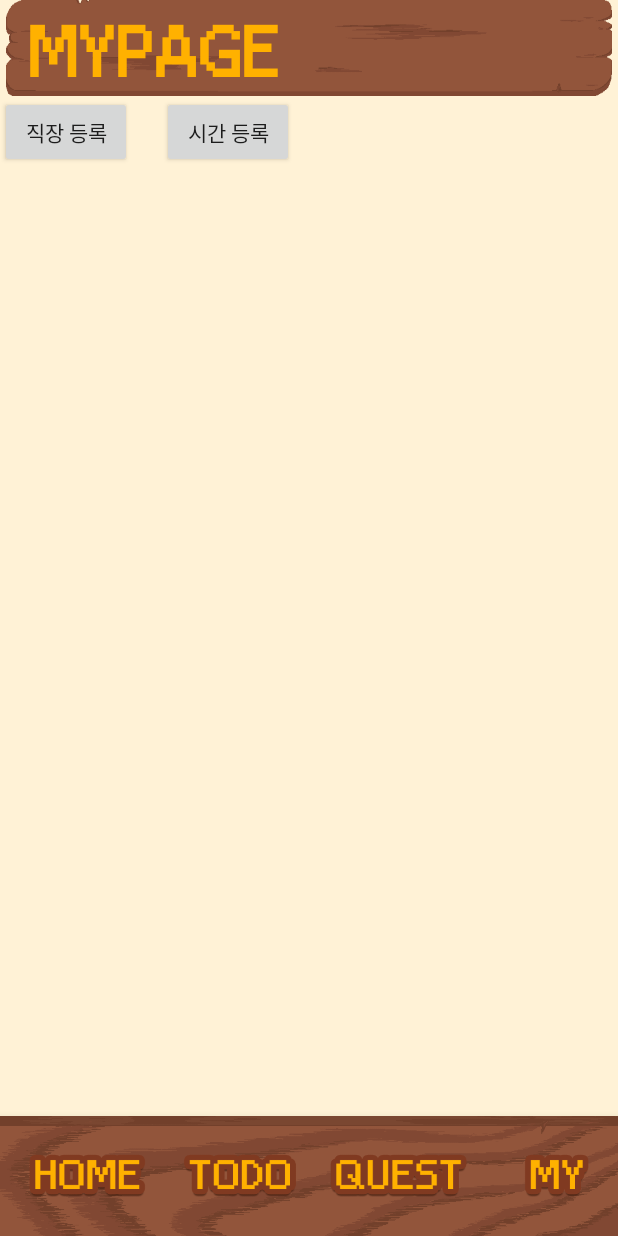
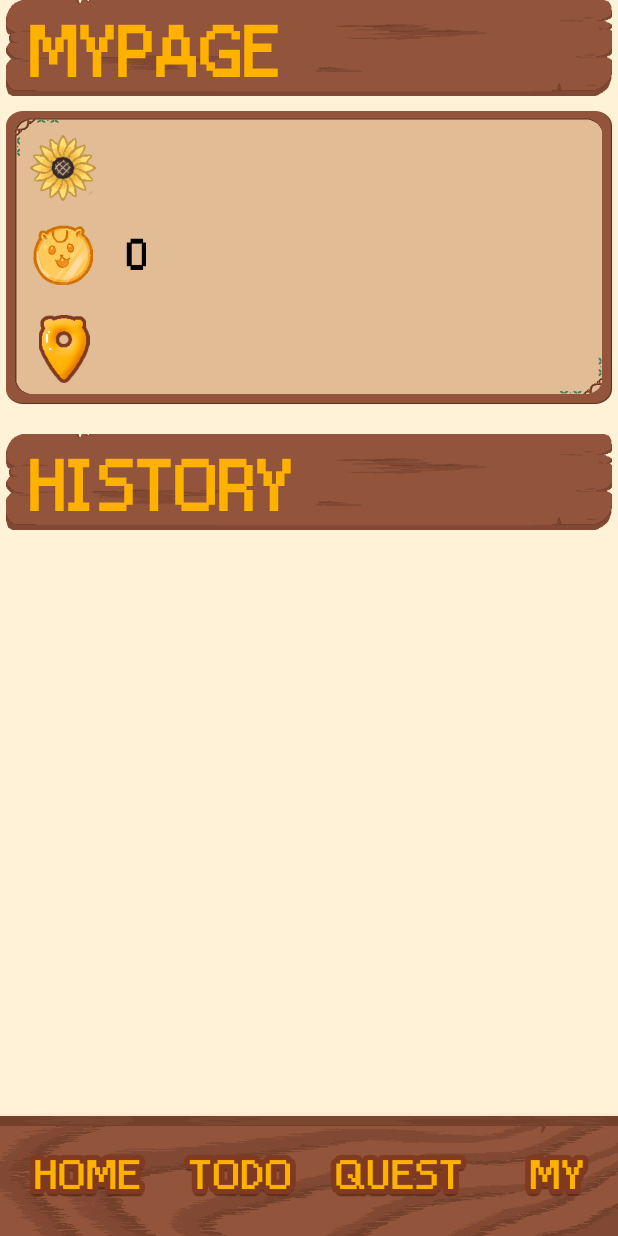
Before and after one commit to GGE2/HamZZi, an Android app: the fragment MyPageFragment placed in its activity, on a phone screen of 412 x 824 dp. Run offline under Robolectric (Android 15) with nearby library versions, the phone set to English and light mode, and no system bars; our stand-ins replace Firebase (no records; nobody signed in at launch, a user with empty details on screens opened directly); libraries missing offline, so code that uses them is left out: com.kakao.auth, com.kakao.sdk, com.naver.maps; Roboto replaces fonts that are not available here.

Commit message:
Merge: mobile

```diff
--- a/mobile/app/src/main/java/com/team/teamrestructuring/dto/DailyQuest.kt
+++ b/mobile/app/src/main/java/com/team/teamrestructuring/dto/DailyQuest.kt
@@ -2,7 +2,7 @@ package com.team.teamrestructuring.dto
 
 import com.google.gson.annotations.SerializedName
 
-class DailyQuest(
+data class DailyQuest(
 
     @SerializedName("questUser_id")
     var q_user_id:Long,
--- a/mobile/app/src/main/java/com/team/teamrestructuring/dto/WeeklyQuest.kt
+++ b/mobile/app/src/main/java/com/team/teamrestructuring/dto/WeeklyQuest.kt
@@ -1,8 +1,16 @@
 package com.team.teamrestructuring.dto
 
+import com.google.gson.annotations.SerializedName
+
 data class WeeklyQuest(
-    var ischeck:Boolean = false,
-    var content : String
+    @SerializedName("questUser_id")
+    var q_user_id:Long,
+    var nickname:String,
+    var ischeck : Boolean = false,
+    @SerializedName("quest")
+    var quest : Quest
 ){
-
+    override fun toString(): String {
+        return "WeeklyQuest(q_user_id=$q_user_id, nickname='$nickname', ischeck=$ischeck, quest=$quest)"
+    }
 }
--- a/mobile/app/src/main/java/com/team/teamrestructuring/view/adapters/DailyQuestAdapter.kt
+++ b/mobile/app/src/main/java/com/team/teamrestructuring/view/adapters/DailyQuestAdapter.kt
@@ -28,21 +28,18 @@ class DailyQuestAdapter(var datas:List<DailyQuest>) : RecyclerView.Adapter<Daily
             }else{
                 binding.buttonItemQuestFinish.isClickable = true
                 binding.buttonItemQuestFinish.text = "미션하기"
-                tv.setTextColor(Color.parseColor("#000000"))
-                binding.buttonItemQuestFinish.setTextColor(Color.parseColor("#000000"))
+                tv.setTextColor(Color.parseColor("#72402b"))
+                binding.buttonItemQuestFinish.setTextColor(Color.parseColor("#72402b"))
             }
         }
     }
-
     override fun onCreateViewHolder(parent: ViewGroup, viewType: Int): DailyQuestViewHolder {
         val binding = ItemQuestBinding.inflate(LayoutInflater.from(parent.context),parent,false)
         return DailyQuestViewHolder(binding)
     }
-
     override fun onBindViewHolder(holder: DailyQuestViewHolder, position: Int) {
         holder.bindData(datas[position])
     }
-
     override fun getItemCount(): Int {
         return datas.size
     }
@@ -52,4 +49,8 @@ class DailyQuestAdapter(var datas:List<DailyQuest>) : RecyclerView.Adapter<Daily
     fun setOnQuestClickListener(questClickListener: QuestClickListener){
         this.questClickListener = questClickListener
     }
+
+
+
+
 }
--- /dev/null
+++ b/mobile/app/src/main/java/com/team/teamrestructuring/view/adapters/WeeklyQuestAdapter.kt
@@ -0,0 +1,59 @@
+package com.team.teamrestructuring.view.adapters
+
+import android.graphics.Color
+import android.view.LayoutInflater
+import android.view.View
+import android.view.ViewGroup
+import androidx.recyclerview.widget.RecyclerView
+import com.team.teamrestructuring.databinding.ItemQuestBinding
+import com.team.teamrestructuring.dto.DailyQuest
+import com.team.teamrestructuring.dto.WeeklyQuest
+
+class WeeklyQuestAdapter(var datas : List<WeeklyQuest>) : RecyclerView.Adapter<WeeklyQuestAdapter.WeeklyViewHolder>(){
+    private lateinit var questClickListener : WeeklyQuestClickListener
+
+    inner class WeeklyViewHolder(var binding : ItemQuestBinding) : RecyclerView.ViewHolder(binding.root){
+        val tv = binding.textviewItemQuestTitle
+        fun bindData(data: WeeklyQuest){
+            binding.radioItemQuestCheck.isChecked = data.ischeck
+            binding.radioItemQuestCheck.isClickable = false
+            binding.buttonItemQuestFinish.setOnClickListener {
+                questClickListener.onClick(it,layoutPosition,data)
+            }
+            tv.text = data.quest.content
+            if(data.ischeck){
+                tv.setTextColor(Color.parseColor("#c0c0c0"))
+                binding.buttonItemQuestFinish.text = "미션종료"
+                binding.buttonItemQuestFinish.setTextColor(Color.parseColor("#c0c0c0"))
+                binding.buttonItemQuestFinish.isClickable = false
+            }else{
+                binding.buttonItemQuestFinish.isClickable = true
+                binding.buttonItemQuestFinish.text = "미션하기"
+                tv.setTextColor(Color.parseColor("#72402b"))
+                binding.buttonItemQuestFinish.setTextColor(Color.parseColor("#72402b"))
+            }
+        }
+    }
+
+    override fun onCreateViewHolder(parent: ViewGroup, viewType: Int): WeeklyViewHolder {
+
+        val binding = ItemQuestBinding.inflate(LayoutInflater.from(parent.context),parent,false)
+
+        return WeeklyViewHolder(binding)
+    }
+
+    override fun onBindViewHolder(holder: WeeklyViewHolder, position: Int) {
+        holder.bindData(datas[position])
+    }
+
+    override fun getItemCount(): Int {
+        return datas.size
+    }
+
+    interface WeeklyQuestClickListener{
+        fun onClick(view: View, position:Int, data:WeeklyQuest)
+    }
+    fun setOnQuestClickListener(questClickListener: WeeklyQuestClickListener){
+        this.questClickListener = questClickListener
+    }
+}
--- a/mobile/app/src/main/java/com/team/teamrestructuring/view/fragments/MyPageFragment.kt
+++ b/mobile/app/src/main/java/com/team/teamrestructuring/view/fragments/MyPageFragment.kt
@@ -8,6 +8,7 @@ import android.view.View
 import android.view.ViewGroup
 import com.team.teamrestructuring.R
 import com.team.teamrestructuring.databinding.FragmentMyPageBinding
+import com.team.teamrestructuring.util.ApplicationClass
 import com.team.teamrestructuring.util.CreateRegisterTimeDialog
 import com.team.teamrestructuring.view.activities.RegisterPlaceActivity
 
@@ -46,16 +47,23 @@ class MyPageFragment : Fragment() {
     ): View? {
 
         binding = FragmentMyPageBinding.inflate(layoutInflater,container,false)
-
         return binding.root
     }
 
     private fun init(){
         setListener()
+        setUserData()
     }
 
+    private fun setUserData(){
+        binding.textviewMyPageContentLevel.text = ApplicationClass.currentUser.userProfile.nickname
+        binding.textviewMyPageContentCoin.text = ApplicationClass.currentUser.userProfile.point.toString()
+        binding.textviewMyPageContentPlace.text = ApplicationClass.currentUser.userProfile.location
+    }
+
+
     private fun setListener(){
-        binding.buttonMypageRegister.setOnClickListener {
+       /* binding.buttonMypageRegister.setOnClickListener {
             val intent = Intent(requireActivity(),RegisterPlaceActivity::class.java)
             startActivity(intent)
         }
@@ -63,7 +71,7 @@ class MyPageFragment : Fragment() {
             val dialog = CreateRegisterTimeDialog()
             dialog.isCancelable
             dialog.show(activity?.supportFragmentManager!!,"CreateRegisterTime")
-        }
+        }*/
     }
 
     companion object {
--- a/mobile/app/src/main/res/layout/fragment_home.xml
+++ b/mobile/app/src/main/res/layout/fragment_home.xml
@@ -16,6 +16,7 @@
             android:id="@+id/image1"
             android:layout_width="wrap_content"
             android:layout_height="wrap_content"
+            app:layout_constraintRight_toRightOf="parent"
             android:src="@drawable/home_1"/>
         </androidx.constraintlayout.widget.ConstraintLayout>
         <ImageView
--- a/mobile/app/src/main/res/layout/fragment_my_page.xml
+++ b/mobile/app/src/main/res/layout/fragment_my_page.xml
@@ -9,59 +9,142 @@
         android:layout_width="match_parent"
         android:layout_height="match_parent"
         android:background="#fff2d6">
-    <FrameLayout
-        android:id="@+id/frame2"
-        android:layout_width="match_parent"
-        android:layout_height="wrap_content">
-    <androidx.constraintlayout.widget.ConstraintLayout
-        android:layout_width="match_parent"
-        android:layout_height="match_parent"
-        android:background="@drawable/title_new_a"
-        android:layout_marginLeft="4dp"
-        android:layout_marginRight="4dp">
-        <TextView
-            android:id="@+id/textview_mypage_title"
+            <androidx.constraintlayout.widget.ConstraintLayout
+                android:id="@+id/constparent1"
+                android:layout_width="match_parent"
+                android:layout_height="wrap_content"
+                android:layout_marginLeft="4dp"
+                android:layout_marginRight="4dp"
+                android:background="@drawable/title_new_a">
+                <TextView
+                    android:id="@+id/textview_mypage_title"
+                    android:layout_width="match_parent"
+                    android:layout_height="wrap_content"
+                    android:layout_marginLeft="6dp"
+                    android:layout_marginTop="6dp"
+                    android:fontFamily="@font/mine"
+                    android:paddingStart="6dp"
+                    android:text="MYPAGE"
+                    android:textColor="#ffb100"
+                    android:textSize="50sp"
+                    android:textStyle="bold"
+                    app:layout_constraintLeft_toLeftOf="parent"
+                    app:layout_constraintTop_toTopOf="parent" />
+            </androidx.constraintlayout.widget.ConstraintLayout>
+
+        <androidx.constraintlayout.widget.ConstraintLayout
+            android:id="@+id/const1"
             android:layout_width="match_parent"
             android:layout_height="wrap_content"
-            android:text="MYPAGE"
-            android:layout_marginTop="6dp"
-            android:layout_marginLeft="6dp"
-            android:textSize="50sp"
-            android:textColor="#ffb100"
-            android:fontFamily="@font/mine"
-            android:paddingStart="6dp"
-            android:textStyle="bold"
-            app:layout_constraintTop_toTopOf="parent"
-            app:layout_constraintLeft_toLeftOf="parent"/>
-    </androidx.constraintlayout.widget.ConstraintLayout>
+            android:layout_marginLeft="4dp"
+            android:layout_marginTop="10dp"
+            android:layout_marginRight="4dp"
+            android:background="@drawable/myinfo"
+            app:layout_constraintLeft_toLeftOf="parent"
+            app:layout_constraintRight_toRightOf="parent"
+            app:layout_constraintTop_toBottomOf="@id/constparent1">
 
-    </FrameLayout>
-
-        <androidx.constraintlayout.widget.ConstraintLayout
-            android:layout_width="match_parent"
-            android:layout_height="0dp"
-            app:layout_constraintBottom_toBottomOf="parent"
-            app:layout_constraintTop_toBottomOf="@id/frame2"
-            app:layout_constraintVertical_bias="0.0"
-            tools:layout_editor_absoluteX="-46dp">
-
-            <androidx.appcompat.widget.AppCompatButton
-                android:id="@+id/button_mypage_register"
-                android:layout_width="wrap_content"
-                android:layout_height="wrap_content"
-                android:text="직장 등록"
+            <ImageView
+                android:id="@+id/imageview_my_page_icon_level"
+                android:layout_width="60dp"
+                android:layout_height="60dp"
+                android:layout_marginLeft="8dp"
+                android:layout_marginTop="8dp"
+                android:src="@drawable/lv_logo_4"
                 app:layout_constraintLeft_toLeftOf="parent"
                 app:layout_constraintTop_toTopOf="parent" />
 
-            <androidx.appcompat.widget.AppCompatButton
-                android:id="@+id/button_mypage_time"
+            <TextView
+                android:id="@+id/textview_my_page_content_level"
+                android:layout_width="wrap_content"
+                android:layout_height="wrap_content"
+                android:layout_marginLeft="8dp"
+                android:fontFamily="@font/mine"
+                android:text="HAMZZI"
+                android:textColor="@color/black"
+                android:textSize="30sp"
+                android:textStyle="bold"
+                app:layout_constraintBottom_toBottomOf="@id/imageview_my_page_icon_level"
+                app:layout_constraintLeft_toRightOf="@id/imageview_my_page_icon_level"
+                app:layout_constraintTop_toTopOf="@id/imageview_my_page_icon_level" />
+
+            <ImageView
+                android:id="@+id/imageview_my_page_icon_coin"
+                android:layout_width="40dp"
+                android:layout_height="40dp"
+                android:layout_marginLeft="18dp"
+                android:layout_marginTop="8dp"
+                android:src="@drawable/coin"
+                app:layout_constraintLeft_toLeftOf="parent"
+                app:layout_constraintTop_toBottomOf="@id/imageview_my_page_icon_level" />
+
+            <TextView
+                android:id="@+id/textview_my_page_content_coin"
                 android:layout_width="wrap_content"
                 android:layout_height="wrap_content"
                 android:layout_marginLeft="20dp"
-                android:text="시간 등록"
-                app:layout_constraintLeft_toRightOf="@id/button_mypage_register"
+                android:fontFamily="@font/mine"
+                android:text="9999"
+                android:textColor="@color/black"
+                android:textSize="30sp"
+                android:textStyle="bold"
+                app:layout_constraintBottom_toBottomOf="@id/imageview_my_page_icon_coin"
+                app:layout_constraintLeft_toRightOf="@id/imageview_my_page_icon_coin"
+                app:layout_constraintTop_toTopOf="@id/imageview_my_page_icon_coin" />
+
+            <ImageView
+                android:id="@+id/imageview_my_page_icon_place"
+                android:layout_width="45dp"
+                android:layout_height="45dp"
+                android:layout_marginLeft="16dp"
+                android:layout_marginTop="20dp"
+                android:layout_marginBottom="14dp"
+                android:src="@drawable/mygps"
+                app:layout_constraintLeft_toLeftOf="parent"
+                app:layout_constraintTop_toBottomOf="@id/imageview_my_page_icon_coin"
+                app:layout_constraintBottom_toBottomOf="parent"/>
+            <TextView
+                android:id="@+id/textview_my_page_content_place"
+                android:layout_width="wrap_content"
+                android:layout_height="wrap_content"
+                android:text="장소가 없습니다"
+                android:textSize="30sp"
+                android:textColor="@color/black"
+                android:textStyle="bold"
+                android:fontFamily="@font/mine"
+                android:layout_marginLeft="16dp"
+                app:layout_constraintTop_toTopOf="@id/imageview_my_page_icon_place"
+                app:layout_constraintBottom_toBottomOf="@id/imageview_my_page_icon_place"
+                app:layout_constraintLeft_toRightOf="@id/imageview_my_page_icon_place"/>
+        </androidx.constraintlayout.widget.ConstraintLayout>
+
+        <androidx.constraintlayout.widget.ConstraintLayout
+            android:id="@+id/constparent2"
+            android:layout_width="match_parent"
+            android:layout_height="wrap_content"
+            android:layout_marginLeft="4dp"
+            android:layout_marginRight="4dp"
+            android:layout_marginTop="20dp"
+            app:layout_constraintTop_toBottomOf="@id/const1"
+            android:background="@drawable/title_new_a">
+
+            <TextView
+                android:id="@+id/textview_graduate_title"
+                android:layout_width="match_parent"
+                android:layout_height="wrap_content"
+                android:layout_marginLeft="6dp"
+                android:layout_marginTop="6dp"
+                android:fontFamily="@font/mine"
+                android:paddingStart="6dp"
+                android:text="HISTORY"
+                android:textColor="#ffb100"
+                android:textSize="50sp"
+                android:textStyle="bold"
+                app:layout_constraintLeft_toLeftOf="parent"
                 app:layout_constraintTop_toTopOf="parent" />
         </androidx.constraintlayout.widget.ConstraintLayout>
 
+
     </androidx.constraintlayout.widget.ConstraintLayout>
+
 </FrameLayout>
--- a/mobile/app/src/main/res/layout/fragment_quest.xml
+++ b/mobile/app/src/main/res/layout/fragment_quest.xml
@@ -20,6 +20,7 @@
             android:background="@drawable/title_new_a"
             app:layout_constraintTop_toTopOf="parent"
             app:layout_constraintLeft_toLeftOf="parent">
+
         <TextView
             android:id="@+id/textview_quest_title"
             android:layout_width="match_parent"
@@ -35,6 +36,7 @@
             app:layout_constraintTop_toTopOf="parent"
             app:layout_constraintLeft_toLeftOf="parent"/>
         </androidx.constraintlayout.widget.ConstraintLayout>
+
 
         <com.google.android.material.tabs.TabLayout
             android:id="@+id/tablayout_quest_tap"
@@ -52,6 +54,8 @@
             app:tabTextColor="@color/black"
             app:tabIndicatorHeight="0dp"/>
 
+
+
         <FrameLayout
             android:id="@+id/fragment_quest_container"
             android:layout_width="match_parent"
```
Also changed, not shown: mobile/app/src/main/res/drawable/btn.png (added), mobile/app/src/main/res/drawable/coin.png (added), mobile/app/src/main/res/drawable/lv_logo_2.png (added), mobile/app/src/main/res/drawable/lv_logo_3.png (added), mobile/app/src/main/res/drawable/lv_logo_4.png (added), mobile/app/src/main/res/drawable/mygps.png (added), mobile/app/src/main/res/drawable/myinfo.png (added).
